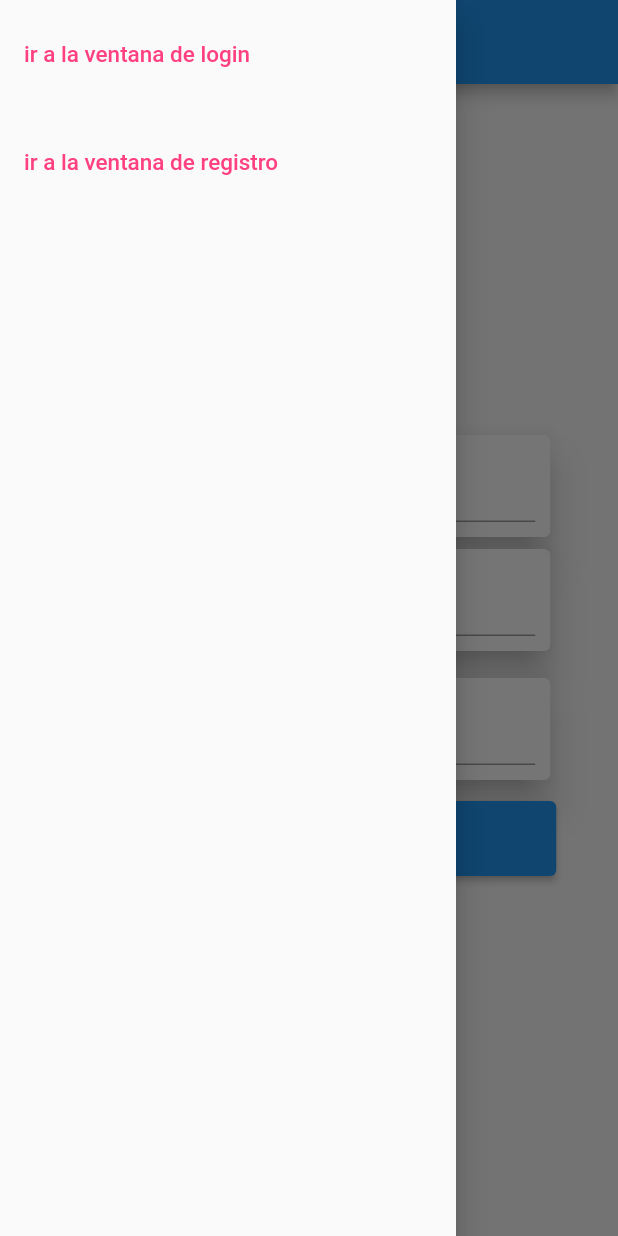
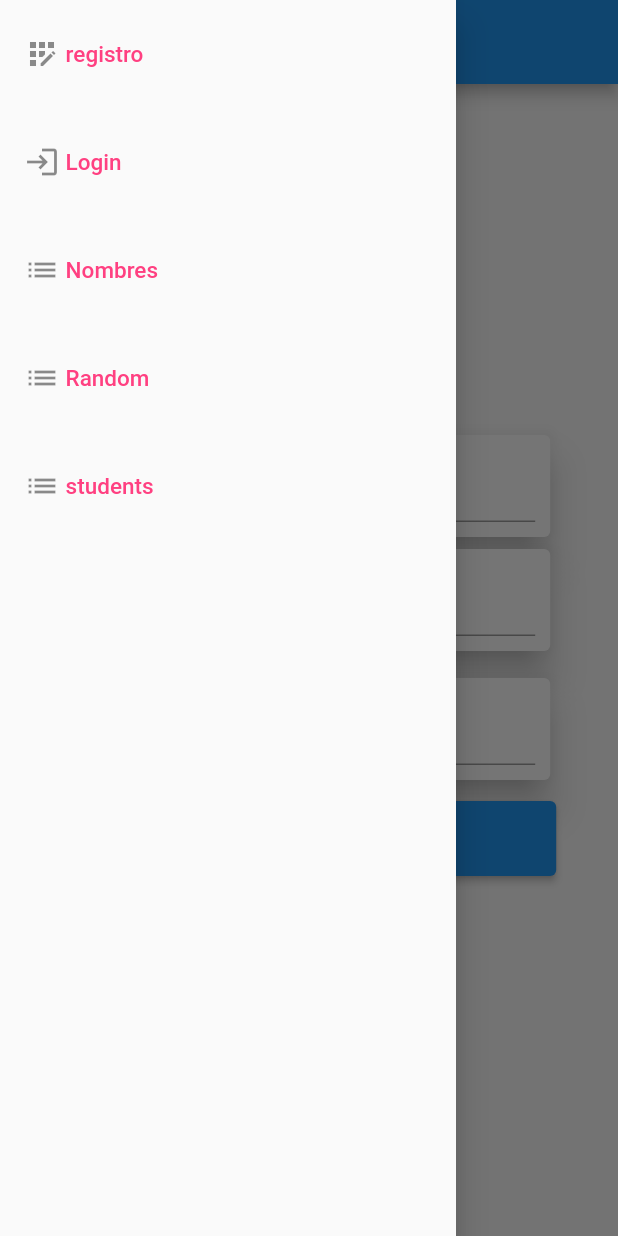
Before and after one commit to alekelbar/Ejemplo-login-register-using-firebase-flutter, a Flutter app: the screen it shows after launch, in the side drawer, after a tap on the "app registration" icon, on a phone screen of 412 x 824 dp. Run offline on Flutter 3.47's test engine with Material 2 defaults, Android fonts, the phone set to English and light mode, and no system bars; our stand-ins replace cloud_firestore, firebase_auth, firebase_core; accounts and stored records are empty.

Commit message:
ready lab 3

```diff
--- a/lib/home.dart
+++ /dev/null
@@ -1,59 +0,0 @@
-import 'package:flutter/material.dart';
-
-class HomeLayout extends StatefulWidget {
-  const HomeLayout({Key? key, required this.component}) : super(key: key);
-
-  final Widget component;
-
-  @override
-  State<HomeLayout> createState() => _HomeLayoutState();
-}
-
-class _HomeLayoutState extends State<HomeLayout> {
-  late final Widget component;
-
-  @override
-  void initState() {
-    super.initState();
-    component = widget.component;
-  }
-
-  @override
-  Widget build(BuildContext context) {
-    return Scaffold(
-      appBar: AppBar(title: const Text('Ejemplo de firebase')),
-      drawer: Drawer(
-        elevation: 10,
-        child: ListView(
-          children: [
-            Padding(
-              padding: const EdgeInsets.symmetric(vertical: 8.0),
-              child: ListTile(
-                title: const Text(
-                  'ir a la ventana de login',
-                  style: TextStyle(color: Colors.pinkAccent, fontSize: 15),
-                ),
-                onTap: () {
-                  Navigator.of(context).pushNamed("/login");
-                },
-              ),
-            ),
-            Padding(
-              padding: const EdgeInsets.symmetric(vertical: 8.0),
-              child: ListTile(
-                title: const Text(
-                  'ir a la ventana de registro',
-                  style: TextStyle(color: Colors.pinkAccent, fontSize: 15),
-                ),
-                onTap: () {
-                  Navigator.of(context).pushNamed("/");
-                },
-              ),
-            ),
-          ],
-        ),
-      ),
-      body: component,
-    );
-  }
-}
--- a/lib/main.dart
+++ b/lib/main.dart
@@ -1,12 +1,29 @@
 import 'package:firebase_core/firebase_core.dart';
 import 'package:flutter/material.dart';
 import 'package:login_firebase/firebase_options.dart';
-import 'package:login_firebase/login.dart';
-import 'package:login_firebase/register_page.dart';
+import 'package:login_firebase/models/auth_session_model.dart';
+import 'package:login_firebase/widgets/auth/login.dart';
+import 'package:login_firebase/widgets/auth/register_page.dart';
+import 'package:login_firebase/widgets/list/list_of_students.dart';
+import 'package:login_firebase/widgets/list/list_of_names.dart';
+import 'package:login_firebase/widgets/list/list_of_random.dart';
+import 'package:provider/provider.dart';
 
 void main() async {
   await Firebase.initializeApp(options: DefaultFirebaseOptions.currentPlatform);
-  runApp(MyApp());
+
+  runApp(MultiProvider(
+    providers: [
+      ChangeNotifierProvider(
+        create: (_) => AuthSessionModel(),
+      ),
+    ],
+    child: Consumer<AuthSessionModel>(
+      builder: (_, value, child) {
+        return MyApp();
+      },
+    ),
+  ));
 }
 
 class MyApp extends StatelessWidget {
@@ -14,7 +31,10 @@ class MyApp extends StatelessWidget {
 
   final Map<String, WidgetBuilder> routes = {
     '/': (BuildContext context) => const RegisterPage(title: 'Register'),
-    '/login': (BuildContext context) => LoginPage(),
+    '/login': (BuildContext context) => const LoginPage(),
+    '/listOfNames': (context) => const ListOfNames(),
+    '/listOfRandom': (context) => const ListOfRandom(),
+    '/listOfStudents': (context) => const ListOfMortys()
   };
 
   @override
--- /dev/null
+++ b/lib/widgets/Layout/layout.dart
@@ -0,0 +1,108 @@
+import 'package:flutter/material.dart';
+
+class MyDrawer extends StatelessWidget {
+  const MyDrawer({
+    super.key,
+  });
+
+  @override
+  Widget build(BuildContext context) {
+    return Drawer(
+      elevation: 10,
+      child: ListView(
+        children: [
+          Padding(
+            padding: const EdgeInsets.symmetric(vertical: 8.0),
+            child: ListTile(
+              title: Row(
+                mainAxisAlignment: MainAxisAlignment.start,
+                children: const [
+                  Icon(Icons.app_registration),
+                  Text(
+                    ' registro',
+                    style: TextStyle(color: Colors.pinkAccent, fontSize: 15),
+                  ),
+                ],
+              ),
+              onTap: () {
+                Navigator.of(context).pushNamed("/");
+              },
+            ),
+          ),
+          Padding(
+            padding: const EdgeInsets.symmetric(vertical: 8.0),
+            child: ListTile(
+              title: Row(
+                mainAxisAlignment: MainAxisAlignment.start,
+                children: const [
+                  Icon(Icons.login),
+                  Text(
+                    ' Login',
+                    style: TextStyle(color: Colors.pinkAccent, fontSize: 15),
+                  ),
+                ],
+              ),
+              onTap: () {
+                Navigator.of(context).pushNamed("/login");
+              },
+            ),
+          ),
+          Padding(
+            padding: const EdgeInsets.symmetric(vertical: 8.0),
+            child: ListTile(
+              title: Row(
+                mainAxisAlignment: MainAxisAlignment.start,
+                children: const [
+                  Icon(Icons.list),
+                  Text(
+                    ' Nombres',
+                    style: TextStyle(color: Colors.pinkAccent, fontSize: 15),
+                  ),
+                ],
+              ),
+              onTap: () {
+                Navigator.of(context).pushNamed("/listOfNames");
+              },
+            ),
+          ),
+          Padding(
+            padding: const EdgeInsets.symmetric(vertical: 8.0),
+            child: ListTile(
+              title: Row(
+                mainAxisAlignment: MainAxisAlignment.start,
+                children: const [
+                  Icon(Icons.list),
+                  Text(
+                    ' Random',
+                    style: TextStyle(color: Colors.pinkAccent, fontSize: 15),
+                  ),
+                ],
+              ),
+              onTap: () {
+                Navigator.of(context).pushNamed("/listOfRandom");
+              },
+            ),
+          ),
+          Padding(
+            padding: const EdgeInsets.symmetric(vertical: 8.0),
+            child: ListTile(
+              title: Row(
+                mainAxisAlignment: MainAxisAlignment.start,
+                children: const [
+                  Icon(Icons.list),
+                  Text(
+                    ' students',
+                    style: TextStyle(color: Colors.pinkAccent, fontSize: 15),
+                  ),
+                ],
+              ),
+              onTap: () {
+                Navigator.of(context).pushNamed("/listOfStudents");
+              },
+            ),
+          ),
+        ],
+      ),
+    );
+  }
+}
--- a/lib/register_page.dart
+++ b/lib/widgets/auth/login.dart
@@ -1,21 +1,24 @@
+import 'package:firebase_auth/firebase_auth.dart';
 import 'package:flutter/material.dart';
-import 'package:firebase_auth/firebase_auth.dart';
-import 'package:login_firebase/home.dart';
+import 'package:login_firebase/models/auth_session_model.dart';
+import 'package:login_firebase/widgets/Layout/layout.dart';
+import 'package:provider/provider.dart';
 
-class RegisterPage extends StatefulWidget {
-  const RegisterPage({super.key, required this.title});
-  final String title;
+class LoginPage extends StatefulWidget {
+  const LoginPage({Key? key}) : super(key: key);
+
   @override
-  State<RegisterPage> createState() => _RegisterPageState();
+  State<LoginPage> createState() => _LoginPageState();
 }
 
-class _RegisterPageState extends State<RegisterPage> {
+class _LoginPageState extends State<LoginPage> {
   final _formKey = GlobalKey<FormState>();
-  final TextEditingController _email = TextEditingController();
-  final TextEditingController _password = TextEditingController();
-  final TextEditingController _confirmPassword = TextEditingController();
+  final TextEditingController _email =
+      TextEditingController(text: 'alekelbar@gmail.com');
+  final TextEditingController _password =
+      TextEditingController(text: 'alex1234');
 
-  String _loginState = "Registrarse";
+  String? _loginState;
 
   final fireAuth = FirebaseAuth.instance;
 
@@ -36,10 +39,23 @@ class _RegisterPageState extends State<RegisterPage> {
         });
   }
 
+  void setUser(UserCredential user) {
+    context.read<AuthSessionModel>().setUser(user);
+    User? myUser = context.read<AuthSessionModel>().getUser();
+    if (myUser != null) {
+      _loginState = myUser.email!;
+      setState(() {});
+    }
+  }
+
   @override
   Widget build(BuildContext context) {
-    return HomeLayout(
-      component: Center(
+    context.watch<AuthSessionModel>();
+
+    return Scaffold(
+      appBar: AppBar(title: const Text('Ejemplo de firebase')),
+      drawer: const MyDrawer(),
+      body: Center(
         child: Form(
           key: _formKey,
           child: SizedBox(
@@ -87,32 +103,6 @@ class _RegisterPageState extends State<RegisterPage> {
                 const SizedBox(
                   height: 10,
                 ),
-                Card(
-                  elevation: 10.0,
-                  child: Padding(
-                    padding: const EdgeInsets.all(10.0),
-                    child: TextFormField(
-                      controller: _confirmPassword,
-                      validator: (value) {
-                        if (value == null || value.isEmpty) {
-                          return 'El campo es requerido';
-                        }
-
-                        if (value != _password.text) {
-                          return 'Las contraseñas no coinciden';
-                        }
-                        return null;
-                      },
-                      obscureText: true,
-                      decoration: const InputDecoration(
-                        hintText: 'confirm password',
-                      ),
-                    ),
-                  ),
-                ),
-                const SizedBox(
-                  height: 10,
-                ),
                 Row(
                   mainAxisAlignment: MainAxisAlignment.center,
                   mainAxisSize: MainAxisSize.max,
@@ -125,30 +115,25 @@ class _RegisterPageState extends State<RegisterPage> {
                             if (_formKey.currentState!.validate()) {
                               _formKey.currentState!.save();
                               try {
-                                UserCredential userCredentials = await fireAuth
-                                    .createUserWithEmailAndPassword(
+                                UserCredential userCredentials =
+                                    await fireAuth.signInWithEmailAndPassword(
                                         email: _email.text,
                                         password: _password.text);
 
                                 setState(() {
                                   _loginState =
                                       userCredentials.user!.displayName ??
-                                          'Registrado';
+                                          'Logeado';
                                 });
-                              } on FirebaseException catch (e) {
-                                if (e.code == 'weak-password') {
-                                  // Contraseña débil
-                                  setState(() {
-                                    _loginState = 'contraseña muy debil';
-                                  });
-                                } else if (e.code == 'email-already-in-use') {
-                                  setState(() {
-                                    _loginState = 'Ya se encuentra registrado';
-                                  });
-                                }
+
+                                setUser(userCredentials);
+                              } on FirebaseException catch (_) {
+                                setState(() {
+                                  _loginState =
+                                      'Sus credenciales no son correctas';
+                                });
                               }
-                              showAlert(_loginState);
-
+                              showAlert(_loginState ?? "");
                               return;
                             }
                           },
--- a/lib/login.dart
+++ b/lib/widgets/auth/register_page.dart
@@ -1,19 +1,22 @@
+import 'package:flutter/material.dart';
 import 'package:firebase_auth/firebase_auth.dart';
-import 'package:flutter/material.dart';
-import 'package:login_firebase/home.dart';
+import 'package:login_firebase/widgets/Layout/layout.dart';
 
-class LoginPage extends StatefulWidget {
-  const LoginPage({super.key});
-
+class RegisterPage extends StatefulWidget {
+  const RegisterPage({super.key, required this.title});
+  final String title;
   @override
-  State<LoginPage> createState() => _LoginPageState();
+  State<RegisterPage> createState() => _RegisterPageState();
 }
 
-class _LoginPageState extends State<LoginPage> {
+class _RegisterPageState extends State<RegisterPage> {
   final _formKey = GlobalKey<FormState>();
-  final TextEditingController _email = TextEditingController();
-  final TextEditingController _password = TextEditingController();
-  final TextEditingController _confirmPassword = TextEditingController();
+  final TextEditingController _email =
+      TextEditingController(text: 'alekelbar@gmail.com');
+  final TextEditingController _password =
+      TextEditingController(text: 'alex1234');
+  final TextEditingController _confirmPassword =
+      TextEditingController(text: 'alex1234');
 
   String _loginState = "Registrarse";
 
@@ -38,8 +41,10 @@ class _LoginPageState extends State<LoginPage> {
 
   @override
   Widget build(BuildContext context) {
-    return HomeLayout(
-      component: Center(
+    return Scaffold(
+      appBar: AppBar(title: const Text('Ejemplo de firebase')),
+      drawer: const MyDrawer(),
+      body: Center(
         child: Form(
           key: _formKey,
           child: SizedBox(
@@ -87,6 +92,32 @@ class _LoginPageState extends State<LoginPage> {
                 const SizedBox(
                   height: 10,
                 ),
+                Card(
+                  elevation: 10.0,
+                  child: Padding(
+                    padding: const EdgeInsets.all(10.0),
+                    child: TextFormField(
+                      controller: _confirmPassword,
+                      validator: (value) {
+                        if (value == null || value.isEmpty) {
+                          return 'El campo es requerido';
+                        }
+
+                        if (value != _password.text) {
+                          return 'Las contraseñas no coinciden';
+                        }
+                        return null;
+                      },
+                      obscureText: true,
+                      decoration: const InputDecoration(
+                        hintText: 'confirm password',
+                      ),
+                    ),
+                  ),
+                ),
+                const SizedBox(
+                  height: 10,
+                ),
                 Row(
                   mainAxisAlignment: MainAxisAlignment.center,
                   mainAxisSize: MainAxisSize.max,
@@ -99,21 +130,27 @@ class _LoginPageState extends State<LoginPage> {
                             if (_formKey.currentState!.validate()) {
                               _formKey.currentState!.save();
                               try {
-                                UserCredential userCredentials =
-                                    await fireAuth.signInWithEmailAndPassword(
+                                UserCredential userCredentials = await fireAuth
+                                    .createUserWithEmailAndPassword(
                                         email: _email.text,
                                         password: _password.text);
 
                                 setState(() {
                                   _loginState =
                                       userCredentials.user!.displayName ??
-                                          'Logeado';
+                                          'Registrado';
                                 });
-                              } on FirebaseException catch (_) {
-                                setState(() {
-                                  _loginState =
-                                      'Sus credenciales no son correctas';
-                                });
+                              } on FirebaseException catch (e) {
+                                if (e.code == 'weak-password') {
+                                  // Contraseña débil
+                                  setState(() {
+                                    _loginState = 'contraseña muy debil';
+                                  });
+                                } else if (e.code == 'email-already-in-use') {
+                                  setState(() {
+                                    _loginState = 'Ya se encuentra registrado';
+                                  });
+                                }
                               }
                               showAlert(_loginState);
 
--- a/pubspec.yaml
+++ b/pubspec.yaml
@@ -38,6 +38,7 @@ dependencies:
   firebase_core: ^2.10.0
   cloud_firestore: ^4.5.2
   firebase_auth: ^4.4.2
+  provider: ^6.0.5
 
 dev_dependencies:
   flutter_test:
```
Also changed, not shown: lib/models/auth_session_model.dart (added, +16 -0 lines), lib/models/student.dart (added, +22 -0 lines), lib/widgets/list/list_of_names.dart (added, +67 -0 lines), lib/widgets/list/list_of_random.dart (added, +81 -0 lines), lib/widgets/list/list_of_students.dart (added, +145 -0 lines), pubspec.lock.
